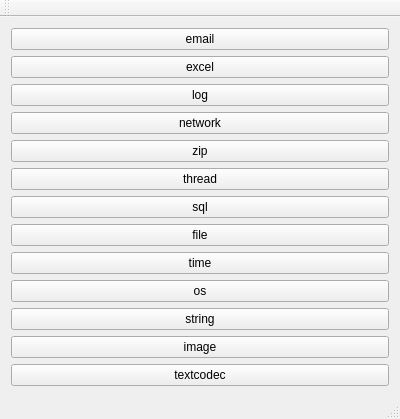
Old version of the form Core/AaaTestCore/mainwindow.ui in the repository pjh130/qt.
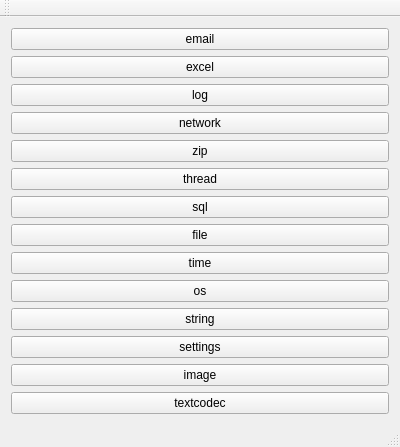
New version of the form.

```diff
--- a/Core/AaaTestCore/mainwindow.ui
+++ b/Core/AaaTestCore/mainwindow.ui
@@ -7,7 +7,7 @@
     <x>0</x>
     <y>0</y>
     <width>400</width>
-    <height>358</height>
+    <height>410</height>
    </rect>
   </property>
   <property name="windowTitle">
@@ -92,6 +92,13 @@
       </property>
      </widget>
     </item>
+    <item>
+     <widget class="QPushButton" name="pushButton_settings">
+      <property name="text">
+       <string>settings</string>
+      </property>
+     </widget>
+    </item>
     <item>
      <widget class="QPushButton" name="pushButton_image">
       <property name="text">
```
